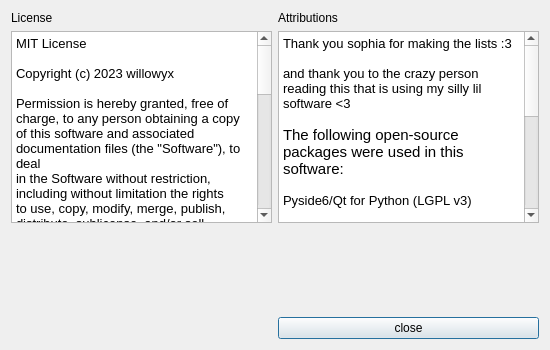
The window that about/UI/about.ui (willowyx/RandomizeMe) describes before a commit, drawn with Qt 5.
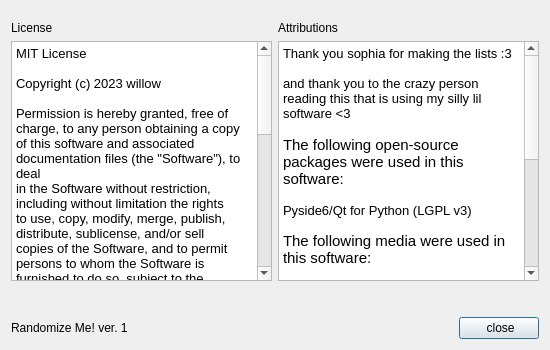
The same window after the commit. Icons and pictures are not drawn.

What changed in the file:
```diff
--- a/about/UI/about.ui
+++ b/about/UI/about.ui
@@ -36,9 +36,70 @@
     <normaloff>:/main/logo.png</normaloff>:/main/logo.png</iconset>
   </property>
   <layout class="QGridLayout" name="gridLayout_2">
-   <item row="0" column="0">
+   <item row="1" column="1">
+    <spacer name="horizontalSpacer">
+     <property name="orientation">
+      <enum>Qt::Horizontal</enum>
+     </property>
+     <property name="sizeHint" stdset="0">
+      <size>
+       <width>40</width>
+       <height>20</height>
+      </size>
+     </property>
+    </spacer>
+   </item>
+   <item row="1" column="2">
+    <widget class="QPushButton" name="quit_btn">
+     <property name="text">
+      <string> close</string>
+     </property>
+     <property name="icon">
+      <iconset resource="../../icons.qrc">
+       <normaloff>:/buttons/media/cross.png</normaloff>:/buttons/media/cross.png</iconset>
+     </property>
+    </widget>
+   </item>
+   <item row="1" column="0">
+    <widget class="QLabel" name="label_3">
+     <property name="text">
+      <string>Randomize Me! ver. 1</string>
+     </property>
+    </widget>
+   </item>
+   <item row="0" column="0" colspan="3">
     <layout class="QGridLayout" name="gridLayout">
+     <item row="1" column="0">
+      <widget class="QLabel" name="label">
+       <property name="text">
+        <string>License</string>
+       </property>
+      </widget>
+     </item>
+     <item row="4" column="1">
+      <spacer name="verticalSpacer">
+       <property name="orientation">
+        <enum>Qt::Vertical</enum>
+       </property>
+       <property name="sizeType">
+        <enum>QSizePolicy::Maximum</enum>
+       </property>
+       <property name="sizeHint" stdset="0">
+        <size>
+         <width>20</width>
+         <height>30</height>
+        </size>
+       </property>
+      </spacer>
+     </item>
      <item row="1" column="1">
+      <widget class="QLabel" name="label_2">
+       <property name="text">
+        <string>Attributions</string>
+       </property>
+      </widget>
+     </item>
+     <item row="2" column="1">
       <widget class="QTextBrowser" name="attribution_text">
        <property name="font">
         <font>
@@ -61,21 +122,16 @@
 &lt;p style=&quot;-qt-paragraph-type:empty; margin-top:0px; margin-bottom:0px; margin-left:0px; margin-right:0px; -qt-block-indent:0; text-indent:0px; font-size:10pt;&quot;&gt;&lt;br /&gt;&lt;/p&gt;
 &lt;p style=&quot; margin-top:0px; margin-bottom:0px; margin-left:0px; margin-right:0px; -qt-block-indent:0; text-indent:0px;&quot;&gt;&lt;span style=&quot; font-size:10pt;&quot;&gt;Pyside6/Qt for Python (LGPL v3)&lt;/span&gt;&lt;/p&gt;
 &lt;p style=&quot;-qt-paragraph-type:empty; margin-top:0px; margin-bottom:0px; margin-left:0px; margin-right:0px; -qt-block-indent:0; text-indent:0px;&quot;&gt;&lt;br /&gt;&lt;/p&gt;
-&lt;p style=&quot; margin-top:0px; margin-bottom:0px; margin-left:0px; margin-right:0px; -qt-block-indent:0; text-indent:0px;&quot;&gt;&lt;span style=&quot; font-size:11pt;&quot;&gt;The following media were used in this software:&lt;/span&gt;&lt;br /&gt;&lt;br /&gt;&lt;span style=&quot; font-size:10pt; font-weight:700;&quot;&gt;cross icon&lt;/span&gt;&lt;span style=&quot; font-size:10pt;&quot;&gt; (CC BY 4.0 DEED): Situ Herrera (https://icon-icons.com/users/8KiWgJSvFL3JcLJ5k5IqX/icon-sets/)&lt;/span&gt;&lt;/p&gt;
+&lt;p style=&quot; margin-top:0px; margin-bottom:0px; margin-left:0px; margin-right:0px; -qt-block-indent:0; text-indent:0px;&quot;&gt;&lt;span style=&quot; font-size:11pt;&quot;&gt;The following media were used in this software:&lt;/span&gt;&lt;/p&gt;
+&lt;p style=&quot;-qt-paragraph-type:empty; margin-top:0px; margin-bottom:0px; margin-left:0px; margin-right:0px; -qt-block-indent:0; text-indent:0px;&quot;&gt;&lt;br /&gt;&lt;/p&gt;
+&lt;p style=&quot; margin-top:0px; margin-bottom:0px; margin-left:0px; margin-right:0px; -qt-block-indent:0; text-indent:0px;&quot;&gt;&lt;span style=&quot; font-size:10pt; font-weight:700;&quot;&gt;construction worker&lt;/span&gt;&lt;span style=&quot; font-size:10pt;&quot;&gt; (CC BY 2.0 DEED): Tony Alter (https://www.flickr.com/people/78428166@N00)&lt;/span&gt;&lt;br /&gt;&lt;span style=&quot; font-size:10pt; font-weight:700;&quot;&gt;cross icon&lt;/span&gt;&lt;span style=&quot; font-size:10pt;&quot;&gt; (CC BY 4.0 DEED): Situ Herrera (https://icon-icons.com/users/8KiWgJSvFL3JcLJ5k5IqX/icon-sets/)&lt;/span&gt;&lt;/p&gt;
 &lt;p style=&quot; margin-top:0px; margin-bottom:0px; margin-left:0px; margin-right:0px; -qt-block-indent:0; text-indent:0px;&quot;&gt;&lt;span style=&quot; font-size:10pt; font-weight:700;&quot;&gt;external icon&lt;/span&gt;&lt;span style=&quot; font-size:10pt;&quot;&gt; (&amp;quot;Flaticon license&amp;quot;): Vaadin (https://www.flaticon.com/authors/vaadin)&lt;/span&gt;&lt;/p&gt;
 &lt;p style=&quot; margin-top:0px; margin-bottom:0px; margin-left:0px; margin-right:0px; -qt-block-indent:0; text-indent:0px;&quot;&gt;&lt;span style=&quot; font-size:10pt; font-weight:700;&quot;&gt;table icon&lt;/span&gt;&lt;span style=&quot; font-size:10pt; font-weight:700; font-style:italic;&quot;&gt; &lt;/span&gt;&lt;span style=&quot; font-size:10pt;&quot;&gt;(SIL Open Font License): Dave Gandy (https://www.iconfinder.com/icons/1608863/table_icon)&lt;/span&gt;&lt;/p&gt;
 &lt;p style=&quot; margin-top:0px; margin-bottom:0px; margin-left:0px; margin-right:0px; -qt-block-indent:0; text-indent:0px;&quot;&gt;&lt;span style=&quot; font-size:10pt; font-weight:700;&quot;&gt;filter icon&lt;/span&gt;&lt;span style=&quot; font-size:10pt;&quot;&gt; (Apache 2.0): akveo (https://icon-icons.com/users/2j7Ni9Qgct0HtmWmLGnLj/icon-sets/)&lt;/span&gt;&lt;/p&gt;&lt;/body&gt;&lt;/html&gt;</string>
        </property>
       </widget>
      </item>
-     <item row="0" column="1">
-      <widget class="QLabel" name="label_2">
-       <property name="text">
-        <string>Attributions</string>
-       </property>
-      </widget>
-     </item>
-     <item row="1" column="0">
+     <item row="2" column="0">
       <widget class="QTextBrowser" name="license_text">
        <property name="font">
         <font>
@@ -93,7 +149,7 @@
 &lt;/style&gt;&lt;/head&gt;&lt;body style=&quot; font-family:'Yu Gothic UI'; font-size:10pt; font-weight:400; font-style:normal;&quot;&gt;
 &lt;p style=&quot; margin-top:0px; margin-bottom:0px; margin-left:0px; margin-right:0px; -qt-block-indent:0; text-indent:0px;&quot;&gt;MIT License&lt;/p&gt;
 &lt;p style=&quot;-qt-paragraph-type:empty; margin-top:0px; margin-bottom:0px; margin-left:0px; margin-right:0px; -qt-block-indent:0; text-indent:0px;&quot;&gt;&lt;br /&gt;&lt;/p&gt;
-&lt;p style=&quot; margin-top:0px; margin-bottom:0px; margin-left:0px; margin-right:0px; -qt-block-indent:0; text-indent:0px;&quot;&gt;Copyright (c) 2023 willowyx&lt;/p&gt;
+&lt;p style=&quot; margin-top:0px; margin-bottom:0px; margin-left:0px; margin-right:0px; -qt-block-indent:0; text-indent:0px;&quot;&gt;Copyright (c) 2023 willow&lt;/p&gt;
 &lt;p style=&quot;-qt-paragraph-type:empty; margin-top:0px; margin-bottom:0px; margin-left:0px; margin-right:0px; -qt-block-indent:0; text-indent:0px;&quot;&gt;&lt;br /&gt;&lt;/p&gt;
 &lt;p style=&quot; margin-top:0px; margin-bottom:0px; margin-left:0px; margin-right:0px; -qt-block-indent:0; text-indent:0px;&quot;&gt;Permission is hereby granted, free of charge, to any person obtaining a copy&lt;/p&gt;
 &lt;p style=&quot; margin-top:0px; margin-bottom:0px; margin-left:0px; margin-right:0px; -qt-block-indent:0; text-indent:0px;&quot;&gt;of this software and associated documentation files (the &amp;quot;Software&amp;quot;), to deal&lt;/p&gt;
@@ -115,29 +171,18 @@
        </property>
       </widget>
      </item>
-     <item row="0" column="0">
-      <widget class="QLabel" name="label">
-       <property name="text">
-        <string>License</string>
-       </property>
-      </widget>
-     </item>
-     <item row="3" column="1">
-      <widget class="QPushButton" name="quit_btn">
-       <property name="text">
-        <string>close</string>
-       </property>
-      </widget>
-     </item>
-     <item row="2" column="1">
-      <spacer name="verticalSpacer">
+     <item row="0" column="1">
+      <spacer name="verticalSpacer_2">
        <property name="orientation">
         <enum>Qt::Vertical</enum>
        </property>
+       <property name="sizeType">
+        <enum>QSizePolicy::Maximum</enum>
+       </property>
        <property name="sizeHint" stdset="0">
         <size>
          <width>20</width>
-         <height>40</height>
+         <height>10</height>
         </size>
        </property>
       </spacer>
```
Left out of the diff: 4 changed lines with no effect on the pictures.
